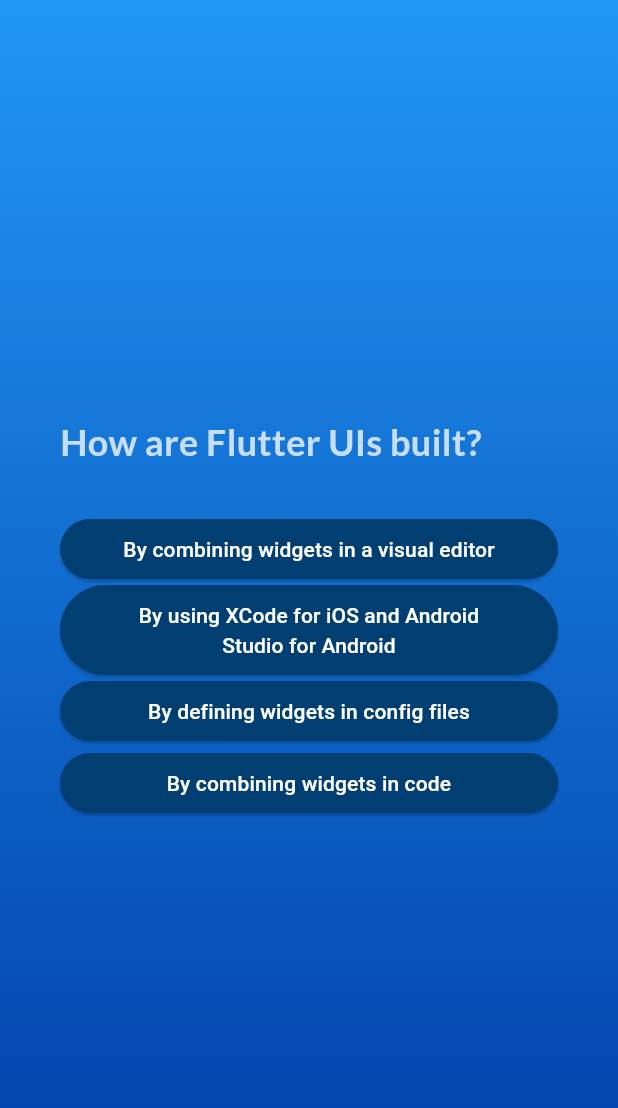
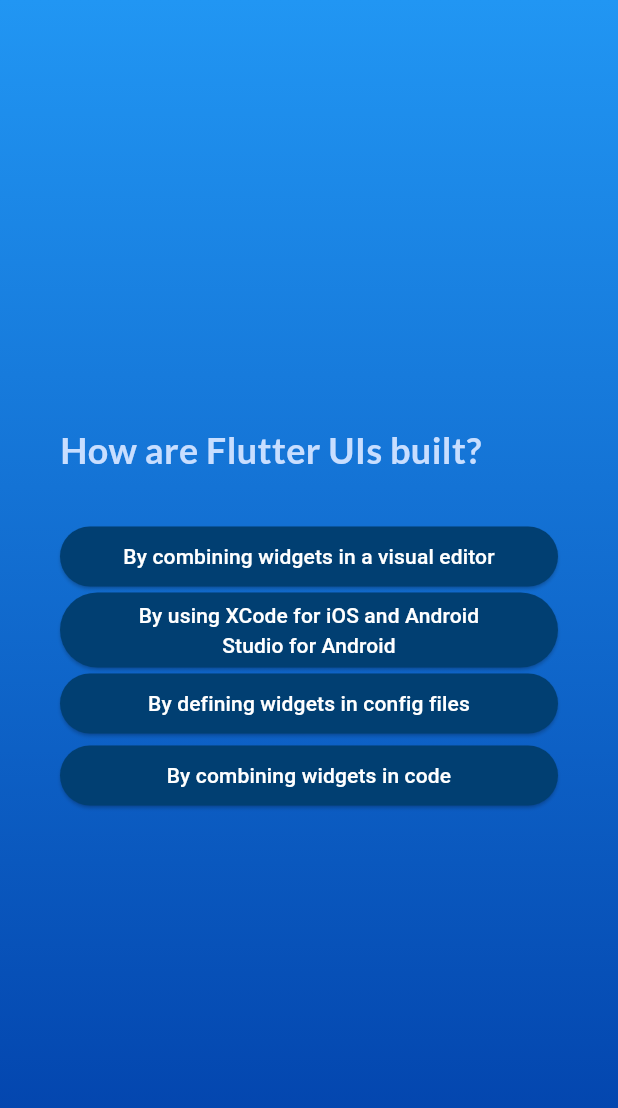
Before and after one commit to ChrisLow556/quiz_app, a Flutter app: the screen it shows after launch, after a tap on "Start Quiz", after a tap on "Components", on a phone screen of 412 x 824 dp. Shown: the top 1108 px of the screen. Run offline on Flutter 3.47's test engine with Material 3 defaults, Android fonts, the phone set to English and light mode, and no system bars; our stand-ins replace google_fonts.

```diff
--- a/lib/answer_button.dart
+++ b/lib/answer_button.dart
@@ -20,7 +20,7 @@ class AnswerButton extends StatelessWidget {
         shape: RoundedRectangleBorder(
           borderRadius: BorderRadius.circular(40),
         ),
-        padding: const EdgeInsets.symmetric(vertical: 10, horizontal: 40),
+        padding: const EdgeInsets.symmetric(vertical: 5, horizontal: 40),
       ),
       child: Text(
         answerText,
--- a/lib/quiz.dart
+++ b/lib/quiz.dart
@@ -2,7 +2,7 @@ import 'package:flutter/material.dart';
 import 'package:quiz_app/data/questions.dart';
 import 'package:quiz_app/questions_screen.dart';
 import 'package:quiz_app/start_screen.dart';
-import 'package:quiz_app/data/questions.dart';
+import 'package:quiz_app/results_screen.dart';
 
 class Quiz extends StatefulWidget {
   const Quiz({super.key});
@@ -28,26 +28,48 @@ class _QuizState extends State<Quiz> {
 
     if (selectedAnswers.length == questions.length) {
       setState(() {
-        selectedAnswers = [];
-        activeScreen = 'start-screen';
+        activeScreen = 'results-screen';
       });
     }
   }
 
+  void backToStart() {
+    setState(() {
+      activeScreen = 'start-screen';
+    });
+  }
+
   @override
   Widget build(BuildContext context) {
+    Widget screenWidget = StartScreen(switchScreen);
+
+    switch (activeScreen) {
+      case 'questions-screen':
+        screenWidget = QuestionsScreen(onSelectAnswer: chooseAnswer);
+      case 'results-screen':
+        screenWidget = ResultsScreen(
+          choosenAnswers: selectedAnswers,
+          returnToMainScreen: backToStart,
+        );
+      default: // Start screen
+        screenWidget = StartScreen(switchScreen);
+        selectedAnswers = [];
+    }
+
     return MaterialApp(
       home: Scaffold(
         body: Container(
           decoration: const BoxDecoration(
             gradient: LinearGradient(
-                colors: [Colors.blue, Color.fromARGB(255, 0, 61, 167)],
-                begin: Alignment.topCenter,
-                end: Alignment.bottomCenter),
+              colors: [
+                Colors.blue,
+                Color.fromARGB(255, 0, 61, 167),
+              ],
+              begin: Alignment.topCenter,
+              end: Alignment.bottomCenter,
+            ),
           ),
-          child: activeScreen == 'start-screen'
-              ? StartScreen(switchScreen)
-              : QuestionsScreen(onSelectAnswer: chooseAnswer),
+          child: screenWidget,
         ),
       ),
     );
```
Also changed, not shown: lib/questions_index.dart (added, +27 -0 lines), lib/questions_summary.dart (added, +24 -0 lines), lib/results_screen.dart (added, +77 -0 lines), lib/summary_component.dart (added, +58 -0 lines), 6 other files.
